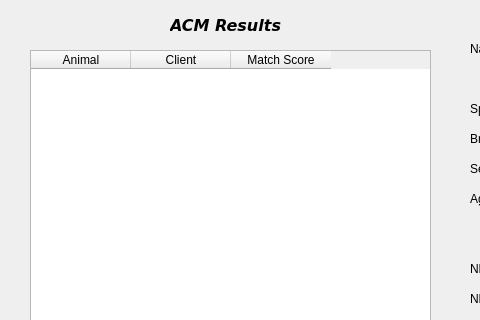
First picture: the form in acm.ui, repository ColeMacdonald1709/comp3004, before the edit; both pictures show x 0 to 480 and y 0 to 320 of the 953 by 619 pixel window.
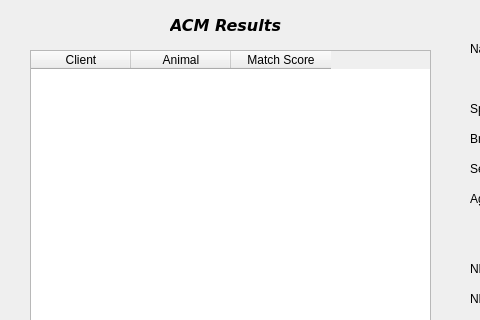
Second picture: the form after the edit.

```diff
--- a/acm.ui
+++ b/acm.ui
@@ -1032,12 +1032,12 @@
    </property>
    <column>
     <property name="text">
-     <string>Animal</string>
+     <string>Client</string>
     </property>
    </column>
    <column>
     <property name="text">
-     <string>Client</string>
+     <string>Animal</string>
     </property>
    </column>
    <column>
```
